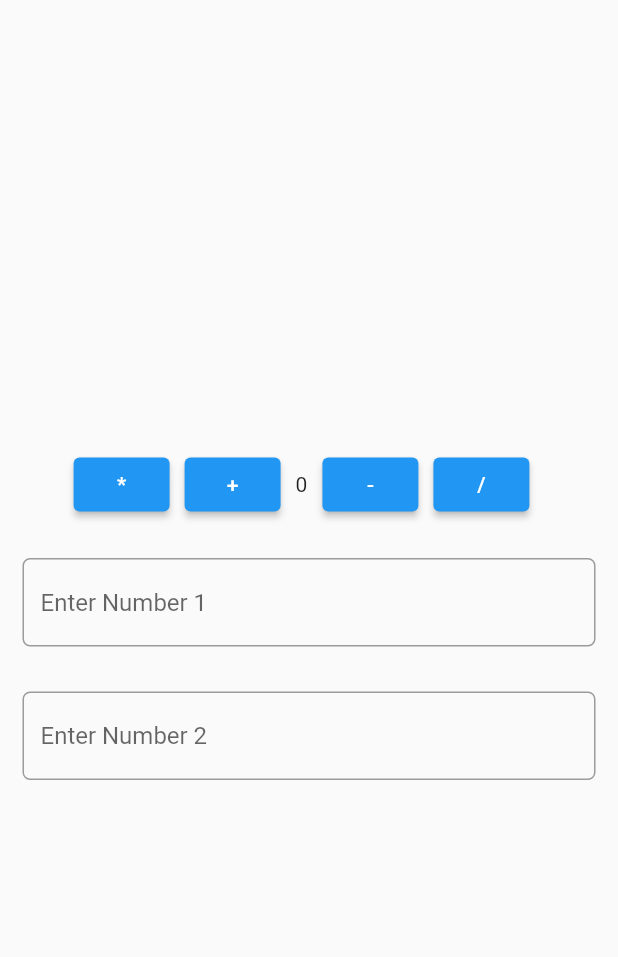
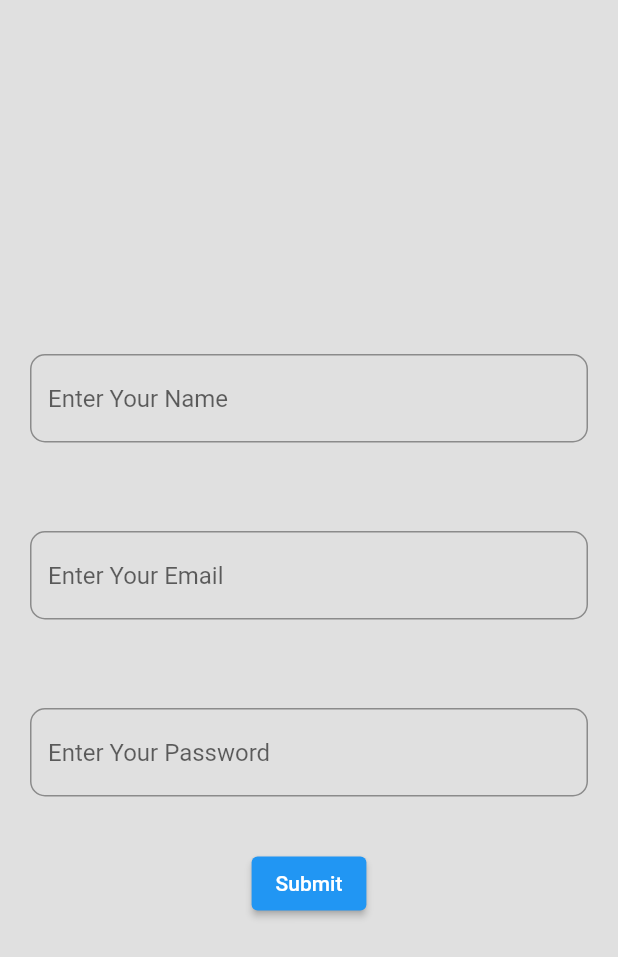
Before and after one commit to Hassanulhaq52/Bloc-Practice, a Flutter app: the screen it shows after launch, on a phone screen of 412 x 824 dp. Shown: the top 957 px of the screen. Run offline on Flutter 3.47's test engine with Material 2 defaults, Android fonts, the phone set to English and light mode, and no system bars; our stand-ins replace bloc, flutter_bloc.

Commit message:
Authentication Data Passed between screens.

```diff
--- /dev/null
+++ b/lib/authentication_bloc/authentication_bloc.dart
@@ -0,0 +1,18 @@
+import 'package:bloc/bloc.dart';
+part 'authentication_event.dart';
+part 'authentication_state.dart';
+
+class AuthenticationBloc
+    extends Bloc<AuthenticationEvent, AuthenticationState> {
+  AuthenticationBloc() : super(AuthenticationState.initial()) {
+    on<OnChangeName>((event, emit) {
+      emit(state.copyWith(name: event.name));
+    });
+    on<OnChangeEmail>((event, emit) {
+      emit(state.copyWith(email: event.email));
+    });
+    on<OnChangePassword>((event, emit) {
+      emit(state.copyWith(password: event.password));
+    });
+  }
+}
--- /dev/null
+++ b/lib/authentication_bloc/authentication_event.dart
@@ -0,0 +1,20 @@
+part of 'authentication_bloc.dart';
+
+abstract class AuthenticationEvent {}
+
+class OnChangeName extends AuthenticationEvent {
+  OnChangeName({required this.name});
+  final String name;
+}
+
+class OnChangeEmail extends AuthenticationEvent {
+  OnChangeEmail({required this.email});
+
+  final String email;
+}
+
+class OnChangePassword extends AuthenticationEvent {
+  OnChangePassword({required this.password});
+
+  final String password;
+}
--- /dev/null
+++ b/lib/authentication_bloc/authentication_state.dart
@@ -0,0 +1,25 @@
+part of'authentication_bloc.dart';
+
+class AuthenticationState {
+  AuthenticationState({
+    required this.name,
+    required this.email,
+    required this.password,
+  });
+
+  final String name;
+  final String email;
+  final String password;
+
+  factory AuthenticationState.initial() {
+    return AuthenticationState(name: '', email: '', password: '');
+  }
+
+  AuthenticationState copyWith(
+      {String? name, String? email, String? password}) {
+    return AuthenticationState(
+        name: name ?? this.name,
+        email: email ?? this.email,
+        password: password ?? this.password);
+  }
+}
--- a/lib/counter_bloc/counter_events.dart
+++ b/lib/counter_bloc/counter_events.dart
@@ -3,47 +3,41 @@ part of 'counter_bloc.dart';
 abstract class CounterEvent {}
 
 class OnIncrementCounter extends CounterEvent {
-
   OnIncrementCounter({required this.num1, required this.num2});
 
-  final int num1;
-  final int num2;
+  final dynamic num1;
+  final dynamic num2;
 }
 
 class OnDecrementCounter extends CounterEvent {
-
   OnDecrementCounter({required this.num1, required this.num2});
 
-  final int num1;
-  final int num2;
-
+  final dynamic num1;
+  final dynamic num2;
 }
 
 class OnMultiplicationCounter extends CounterEvent {
-
   OnMultiplicationCounter({required this.num1, required this.num2});
 
-  final int num1;
-  final int num2;
+  final dynamic num1;
+  final dynamic num2;
 }
 
 class OnDivisionCounter extends CounterEvent {
-
   OnDivisionCounter({required this.num1, required this.num2});
 
-  final int num1;
-  final int num2;
-
+  final dynamic num1;
+  final dynamic num2;
 }
 
-class OnChangeText1 extends CounterEvent {
-  OnChangeText1({required this.num1});
+class OnChangeNum1 extends CounterEvent {
+  OnChangeNum1({required this.num1});
 
-  final int num1;
+  final dynamic num1;
 }
 
-class OnChangeText2 extends CounterEvent {
-  OnChangeText2({required this.num2});
+class OnChangeNum2 extends CounterEvent {
+  OnChangeNum2({required this.num2});
 
-  final int num2;
+  final dynamic num2;
 }
--- a/lib/counter_bloc/counter_state.dart
+++ b/lib/counter_bloc/counter_state.dart
@@ -2,20 +2,23 @@ part of 'counter_bloc.dart';
 
 class CounterState {
   CounterState({
-    required this.count,
     required this.num1,
     required this.num2,
+    required this.count,
   });
 
+  final dynamic num1;
+  final dynamic num2;
   final dynamic count;
-  final int num1;
-  final int num2;
 
   factory CounterState.initial() {
-    return CounterState(count: 0, num1: 0, num2: 0);
+    return CounterState(num1: 0, num2: 0, count: 0);
   }
 
-  CounterState copyWith({dynamic count, int? num1, int? num2}) {
-    return CounterState(count: count ?? this.count, num1: num1 ?? this.num1, num2: num2 ?? this.num2);
+  CounterState copyWith({dynamic num1, dynamic num2, dynamic count}) {
+    return CounterState(
+        num1: num1 ?? this.num1,
+        num2: num2 ?? this.num2,
+        count: count ?? this.count);
   }
 }
--- a/lib/main.dart
+++ b/lib/main.dart
@@ -1,4 +1,6 @@
+import 'package:bloc_practice/authentication_bloc/authentication_bloc.dart';
 import 'package:bloc_practice/counter_bloc/counter_bloc.dart';
+import 'package:bloc_practice/screens/authentication_screen.dart';
 import 'package:bloc_practice/screens/home_screen.dart';
 import 'package:flutter/material.dart';
 import 'package:flutter_bloc/flutter_bloc.dart';
@@ -12,11 +14,18 @@ class MyApp extends StatelessWidget {
 
   @override
   Widget build(BuildContext context) {
-    return BlocProvider(
-      create: (context) => CounterBloc(),
+    return MultiBlocProvider(
+      providers: [
+        BlocProvider(
+          create: (context) => CounterBloc(),
+        ),
+        BlocProvider(
+          create: (context) => AuthenticationBloc(),
+        ),
+      ],
       child: MaterialApp(
-        title: 'Bloc Practice',
-        home: HomeScreen(),
+        title: 'Practice Bloc',
+        home: AuthenticationScreen(),
       ),
     );
   }
--- /dev/null
+++ b/lib/screens/authentication_screen.dart
@@ -0,0 +1,116 @@
+import 'package:bloc_practice/authentication_bloc/authentication_bloc.dart';
+import 'package:bloc_practice/screens/auth_data_screen.dart';
+import 'package:flutter/material.dart';
+import 'package:flutter_bloc/flutter_bloc.dart';
+
+class AuthenticationScreen extends StatelessWidget {
+  AuthenticationScreen({Key? key}) : super(key: key);
+  //
+  // TextEditingController nameInput = TextEditingController();
+  // TextEditingController emailInput = TextEditingController();
+  // TextEditingController passwordInput = TextEditingController();
+
+  @override
+  Widget build(BuildContext context) {
+    return BlocBuilder<AuthenticationBloc, AuthenticationState>(
+        builder: (context, state) {
+      final AuthenticationBloc authBloc = context.read<AuthenticationBloc>();
+      return Scaffold(
+        backgroundColor: Colors.grey.shade300,
+        body: Column(
+          mainAxisAlignment: MainAxisAlignment.center,
+          children: [
+            Padding(
+              padding: const EdgeInsets.only(
+                  left: 20, right: 20, top: 25, bottom: 5),
+              child: TextField(
+                onChanged: (value) {
+                  authBloc.add(OnChangeName(name: value));
+                },
+                // controller: nameInput,
+                decoration: InputDecoration(
+                  hintText: 'Enter Your Name',
+                  border: OutlineInputBorder(
+                    borderRadius: BorderRadius.circular(
+                      10,
+                    ),
+                  ),
+                ),
+              ),
+            ),
+            Text(
+              state.name,
+              style: const TextStyle(
+                color: Colors.black,
+                fontSize: 25,
+              ),
+            ),
+            Padding(
+              padding: const EdgeInsets.only(
+                  left: 20, right: 20, top: 25, bottom: 5),
+              child: TextField(
+                onChanged: (value) {
+                  authBloc.add(OnChangeEmail(email: value));
+                },
+                keyboardType: TextInputType.emailAddress,
+                // controller: emailInput,
+                decoration: InputDecoration(
+                  hintText: 'Enter Your Email',
+                  border: OutlineInputBorder(
+                    borderRadius: BorderRadius.circular(
+                      10,
+                    ),
+                  ),
+                ),
+              ),
+            ),
+            Text(
+              state.email,
+              style: const TextStyle(
+                color: Colors.black,
+                fontSize: 25,
+              ),
+            ),
+            Padding(
+              padding: const EdgeInsets.only(
+                  left: 20, right: 20, top: 25, bottom: 5),
+              child: TextField(
+                onChanged: (value) {
+                  authBloc.add(OnChangePassword(password: value));
+                },
+                keyboardType: TextInputType.visiblePassword,
+                // controller: passwordInput,
+                obscureText: true,
+                decoration: InputDecoration(
+                  hintText: 'Enter Your Password',
+                  border: OutlineInputBorder(
+                    borderRadius: BorderRadius.circular(
+                      10,
+                    ),
+                  ),
+                ),
+              ),
+            ),
+            Text(
+              state.password,
+              style: const TextStyle(
+                color: Colors.black,
+                fontSize: 25,
+              ),
+            ),
+            ElevatedButton(
+              onPressed: () {
+                Navigator.push(
+                    context,
+                    MaterialPageRoute(
+                      builder: (context) => AuthenticationDataScreen(),
+                    ));
+              },
+              child: const Text('Submit'),
+            ),
+          ],
+        ),
+      );
+    });
+  }
+}
--- a/lib/screens/home_screen.dart
+++ b/lib/screens/home_screen.dart
@@ -1,20 +1,20 @@
 import 'package:bloc_practice/counter_bloc/counter_bloc.dart';
+import 'package:bloc_practice/screens/authentication_screen.dart';
 import 'package:flutter/material.dart';
 import 'package:flutter_bloc/flutter_bloc.dart';
 
 class HomeScreen extends StatelessWidget {
   HomeScreen({Key? key}) : super(key: key);
 
-  TextEditingController text1 = TextEditingController();
-  TextEditingController text2 = TextEditingController();
+  TextEditingController firstNumber = TextEditingController();
+  TextEditingController secondNumber = TextEditingController();
 
   @override
   Widget build(BuildContext context) {
-    return BlocBuilder<CounterBloc, CounterState>(
-      builder: (context, state) {
+    return BlocBuilder<CounterBloc, CounterState>(builder: (context, state) {
       return Scaffold(
-          body: Center(
-            child: Column(
+        backgroundColor: Colors.grey.shade300,
+        body: Column(
           mainAxisAlignment: MainAxisAlignment.center,
           children: [
             Row(
@@ -22,16 +22,12 @@ class HomeScreen extends StatelessWidget {
               children: [
                 ElevatedButton(
                   onPressed: () {
-                        context
-                            .read<CounterBloc>()
-                            .add(OnMultiplicationCounter(
-
-                            num1: int.parse(text1.text),
-                            num2: int.parse(text2.text)
-
+                    context.read<CounterBloc>().add(OnMultiplicationCounter(
+                          num1: int.parse(firstNumber.text),
+                          num2: int.parse(secondNumber.text),
                         ));
                   },
-                      child: const Text('*'),
+                  child: const Text('×'),
                 ),
                 const SizedBox(
                   width: 10,
@@ -39,8 +35,9 @@ class HomeScreen extends StatelessWidget {
                 ElevatedButton(
                   onPressed: () {
                     context.read<CounterBloc>().add(OnIncrementCounter(
-                            num1: int.parse(text1.text),
-                            num2: int.parse(text2.text)));
+                          num1: int.parse(firstNumber.text),
+                          num2: int.parse(secondNumber.text),
+                        ));
                   },
                   child: const Text('+'),
                 ),
@@ -49,6 +46,10 @@ class HomeScreen extends StatelessWidget {
                 ),
                 Text(
                   '${state.count}',
+                  style: const TextStyle(
+                    color: Colors.black,
+                    fontSize: 25,
+                  ),
                 ),
                 const SizedBox(
                   width: 10,
@@ -56,10 +57,8 @@ class HomeScreen extends StatelessWidget {
                 ElevatedButton(
                   onPressed: () {
                     context.read<CounterBloc>().add(OnDecrementCounter(
-
-                            num1: int.parse(text1.text),
-                            num2: int.parse(text2.text)
-
+                          num1: int.parse(firstNumber.text),
+                          num2: int.parse(secondNumber.text),
                         ));
                   },
                   child: const Text('-'),
@@ -70,80 +69,86 @@ class HomeScreen extends StatelessWidget {
                 ElevatedButton(
                   onPressed: () {
                     context.read<CounterBloc>().add(OnDivisionCounter(
-
-                            num1: int.parse(text1.text),
-                            num2: int.parse(text2.text)
-
+                          num1: int.parse(firstNumber.text),
+                          num2: int.parse(secondNumber.text),
                         ));
                   },
-                      child: const Text('/'),
-                    ),
-                    const SizedBox(
-                      width: 10,
+                  child: const Text('÷'),
                 ),
               ],
             ),
             Padding(
               padding: const EdgeInsets.only(
-                    left: 15,
-                    right: 15,
-                    top: 25,
-                    bottom: 5,
-                  ),
+                  left: 20, right: 20, top: 25, bottom: 5),
               child: TextField(
+                onChanged: (value) {
+                  context
+                      .read<CounterBloc>()
+                      .add(OnChangeNum1(num1: firstNumber.text));
+                },
                 keyboardType: TextInputType.number,
-                    // onChanged: (number) {
-                    //   context.read<CounterBloc>().add(OnChangeText1(num1: number ));
-                    // },
-                    controller: text1,
+                controller: firstNumber,
                 decoration: InputDecoration(
-                      hintText: 'Enter Number 1',
+                  hintText: 'Enter First Number',
                   border: OutlineInputBorder(
-                        borderRadius: BorderRadius.circular(5),
+                    borderRadius: BorderRadius.circular(
+                      10,
                     ),
                   ),
                 ),
               ),
-                // Text(
-                //   '${state.num1}',
-                //   style: const TextStyle(
-                //     color: Colors.black,
-                //     fontSize: 25,
-                //   ),
-                // ),
+            ),
+            Text(
+              '${state.num1}',
+              style: const TextStyle(
+                color: Colors.black,
+                fontSize: 25,
+              ),
+            ),
             Padding(
               padding: const EdgeInsets.only(
-                    left: 15,
-                    right: 15,
-                    top: 25,
-                    bottom: 5,
-                  ),
+                  left: 20, right: 20, top: 25, bottom: 5),
               child: TextField(
+                onChanged: (value) {
+                  context
+                      .read<CounterBloc>()
+                      .add(OnChangeNum2(num2: secondNumber.text));
+                },
                 keyboardType: TextInputType.number,
-                    // onChanged: (value) {
-                    //   context.read<CounterBloc>().add(OnChangeText2(num2: value));
-                    // },
-                    controller: text2,
+                controller: secondNumber,
                 decoration: InputDecoration(
-                      hintText: 'Enter Number 2',
+                  hintText: 'Enter Second Number',
                   border: OutlineInputBorder(
-                        borderRadius: BorderRadius.circular(5),
+                    borderRadius: BorderRadius.circular(
+                      10,
                     ),
                   ),
                 ),
               ),
-                // Text(
-                //   '${state.num2}',
-                //   style: const TextStyle(
-                //     color: Colors.black,
-                //     fontSize: 25,
-                //   ),
-                // )
+            ),
+            Text(
+              '${state.num2}',
+              style: const TextStyle(
+                color: Colors.black,
+                fontSize: 25,
+              ),
+            ),
+            const SizedBox(
+              height: 20,
+            ),
+            ElevatedButton(
+              onPressed: () {
+                Navigator.push(
+                    context,
+                    MaterialPageRoute(
+                      builder: (context) => AuthenticationScreen(),
+                    ));
+              },
+              child: const Text('Go to Authentication Screen'),
+            ),
           ],
         ),
-          ),
       );
-      },
-    );
+    });
   }
 }
```
Also changed, not shown: lib/counter_bloc/counter_bloc.dart (+6 -4 lines), lib/screens/auth_data_screen.dart (added, +52 -0 lines). Lines whose indentation alone changed are shown as unchanged.
